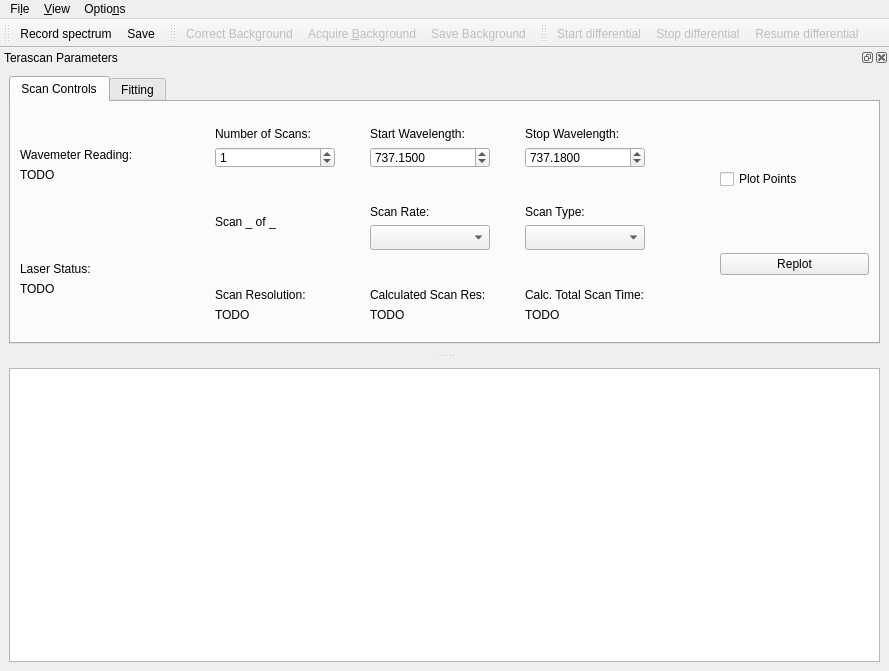
Qt form gui/m2_scanner/ui_m2scanner_withfit4.ui (mvchalupnik/qudi) before a commit.
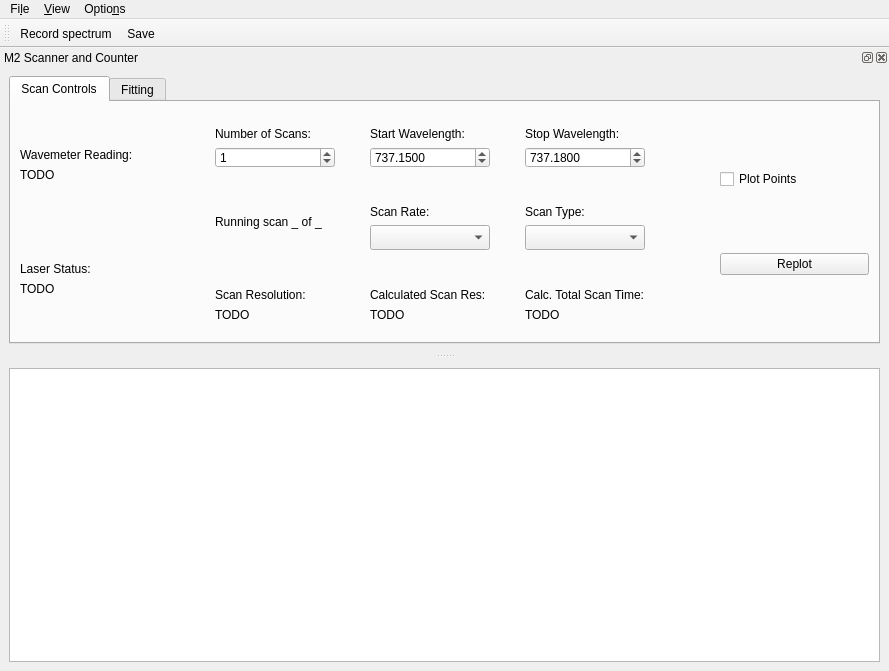
The same form after that commit. Icons and pictures are not drawn. Custom widgets are drawn as their Qt base class.

Commit message: this will probably jinx things but querytimer issue may be sorted out KNOCK ON WOOD

```diff
--- a/gui/m2_scanner/ui_m2scanner_withfit4.ui
+++ b/gui/m2_scanner/ui_m2scanner_withfit4.ui
@@ -69,40 +69,6 @@
    <addaction name="run_scan_Action"/>
    <addaction name="save_scan_Action"/>
   </widget>
-  <widget class="QToolBar" name="background_ToolBar">
-   <property name="enabled">
-    <bool>false</bool>
-   </property>
-   <property name="windowTitle">
-    <string>toolBar</string>
-   </property>
-   <attribute name="toolBarArea">
-    <enum>TopToolBarArea</enum>
-   </attribute>
-   <attribute name="toolBarBreak">
-    <bool>false</bool>
-   </attribute>
-   <addaction name="correct_background_Action"/>
-   <addaction name="acquire_background_Action"/>
-   <addaction name="save_background_Action"/>
-  </widget>
-  <widget class="QToolBar" name="differential_ToolBar">
-   <property name="enabled">
-    <bool>false</bool>
-   </property>
-   <property name="windowTitle">
-    <string>toolBar</string>
-   </property>
-   <attribute name="toolBarArea">
-    <enum>TopToolBarArea</enum>
-   </attribute>
-   <attribute name="toolBarBreak">
-    <bool>false</bool>
-   </attribute>
-   <addaction name="start_diff_spec_Action"/>
-   <addaction name="stop_diff_spec_Action"/>
-   <addaction name="resume_diff_spec_Action"/>
-  </widget>
   <widget class="QDockWidget" name="scan_parameters_dockWidget">
    <property name="sizePolicy">
     <sizepolicy hsizetype="Preferred" vsizetype="Preferred">
@@ -111,7 +77,7 @@
     </sizepolicy>
    </property>
    <property name="windowTitle">
-    <string>Terascan Parameters</string>
+    <string>M2 Scanner and Counter</string>
    </property>
    <attribute name="dockWidgetArea">
     <number>4</number>
@@ -249,7 +215,7 @@
              <item>
               <widget class="QLabel" name="scanNumber_label">
                <property name="text">
-                <string>Scan _ of _</string>
+                <string>Running scan _ of _</string>
                </property>
               </widget>
              </item>
```
The commit also changes 2 other files.
